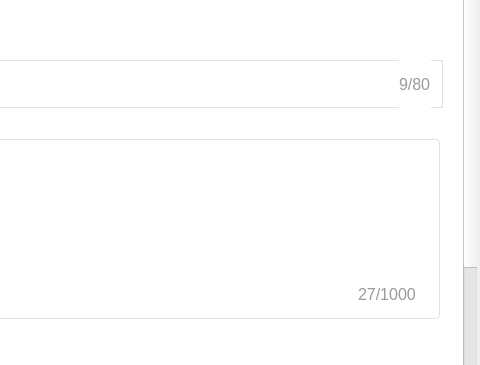
Qt form MyVideoPlayer-Client/uploadvideopage.ui (Kutbas/MyVideoPlayer-Client) before a commit; both pictures show x 870 to 1350 and y 342 to 707 of the 1350 by 792 pixel window.
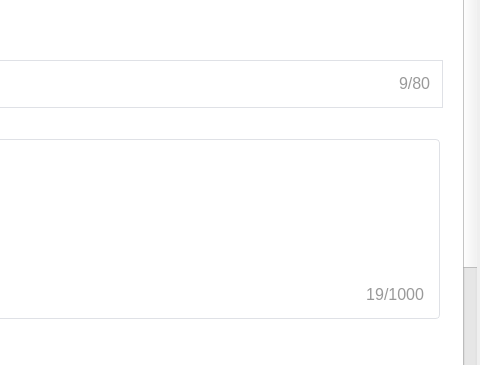
The same form after that commit. Icons and pictures are not drawn.

Diff of the .ui file:
```diff
--- a/MyVideoPlayer-Client/uploadvideopage.ui
+++ b/MyVideoPlayer-Client/uploadvideopage.ui
@@ -668,6 +668,18 @@
                 </item>
                 <item>
                  <widget class="QLabel" name="wordLeft">
+                  <property name="minimumSize">
+                   <size>
+                    <width>0</width>
+                    <height>25</height>
+                   </size>
+                  </property>
+                  <property name="maximumSize">
+                   <size>
+                    <width>16777215</width>
+                    <height>25</height>
+                   </size>
+                  </property>
                   <property name="styleSheet">
                    <string notr="true">#wordLeft{
 	font-size:16px;
@@ -766,9 +778,9 @@
                <widget class="QLabel" name="briefLeftWord">
                 <property name="geometry">
                  <rect>
-                  <x>1130</x>
+                  <x>1115</x>
                   <y>145</y>
-                  <width>69</width>
+                  <width>81</width>
                   <height>21</height>
                  </rect>
                 </property>
@@ -779,7 +791,10 @@
 }</string>
                 </property>
                 <property name="text">
-                 <string>27/1000</string>
+                 <string>19/1000</string>
+                </property>
+                <property name="alignment">
+                 <set>Qt::AlignmentFlag::AlignRight|Qt::AlignmentFlag::AlignTrailing|Qt::AlignmentFlag::AlignVCenter</set>
                 </property>
                </widget>
               </widget>
```
